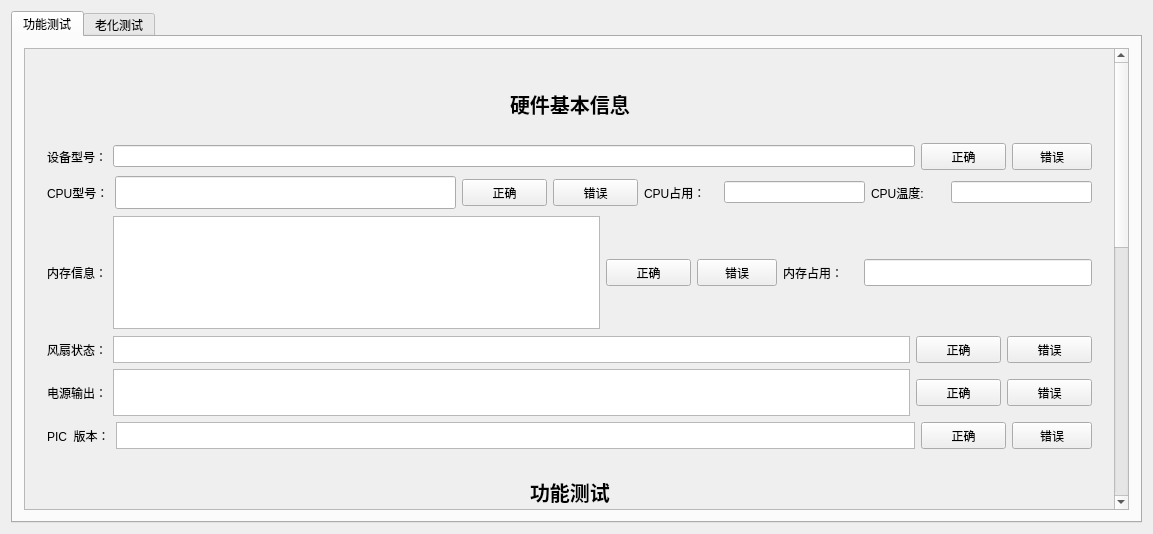
Old version of the form jw-test-tool-new/widget.ui in the repository github188/test.
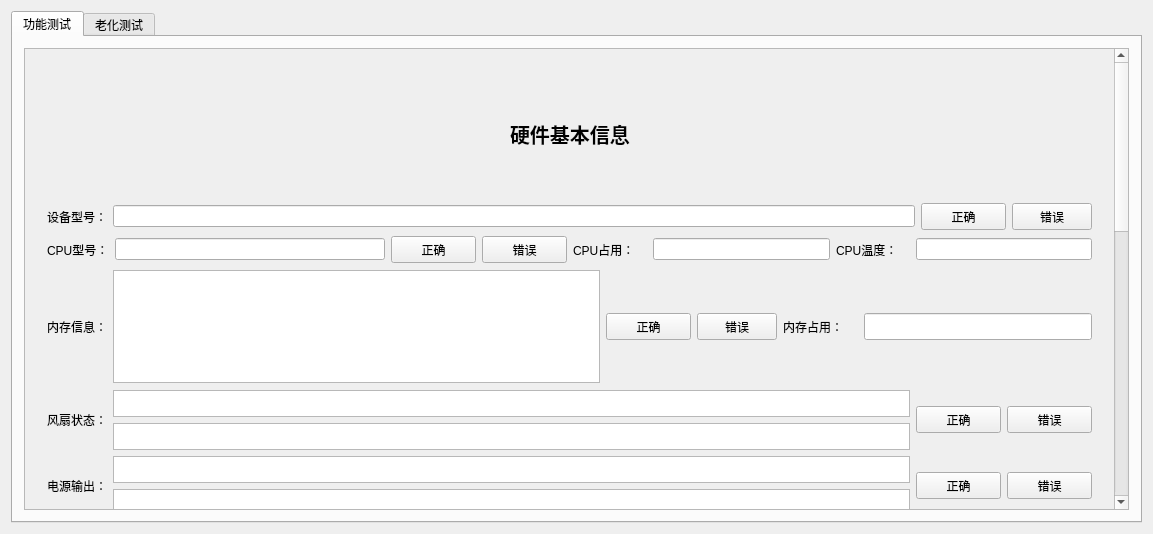
New version of the form.

What changed in the file:
```diff
--- a/jw-test-tool-new/widget.ui
+++ b/jw-test-tool-new/widget.ui
@@ -44,7 +44,7 @@
             <x>0</x>
             <y>0</y>
             <width>1098</width>
-            <height>1074</height>
+            <height>1174</height>
            </rect>
           </property>
           <layout class="QVBoxLayout" name="verticalLayout_4">
@@ -53,10 +53,10 @@
              <property name="minimumSize">
               <size>
                <width>950</width>
-               <height>400</height>
+               <height>500</height>
               </size>
              </property>
-             <layout class="QVBoxLayout" name="verticalLayout_2">
+             <layout class="QVBoxLayout" name="verticalLayout_9">
               <item>
                <layout class="QHBoxLayout" name="horizontalLayout_11">
                 <item>
@@ -160,9 +160,11 @@
                </layout>
               </item>
               <item>
-               <layout class="QHBoxLayout" name="horizontalLayout_3">
+               <layout class="QHBoxLayout" name="horizontalLayout_4">
                 <item>
-                 <layout class="QHBoxLayout" name="horizontalLayout_2">
+                 <layout class="QHBoxLayout" name="horizontalLayout_8">
+                  <item>
+                   <layout class="QHBoxLayout" name="horizontalLayout_9">
                   <item>
                    <widget class="QLabel" name="label_6">
                     <property name="text">
@@ -178,22 +180,12 @@
                     <property name="enabled">
                      <bool>true</bool>
                     </property>
-                    <property name="minimumSize">
-                     <size>
-                      <width>341</width>
-                      <height>33</height>
-                     </size>
-                    </property>
-                    <property name="maximumSize">
-                     <size>
-                      <width>341</width>
-                      <height>33</height>
-                     </size>
-                    </property>
                     <property name="readOnly">
                      <bool>true</bool>
                     </property>
                    </widget>
+                    </item>
+                   </layout>
                   </item>
                   <item>
                    <layout class="QHBoxLayout" name="horizontalLayout_10">
@@ -240,7 +232,7 @@
                  </layout>
                 </item>
                 <item>
-                 <layout class="QHBoxLayout" name="horizontalLayout">
+                 <layout class="QHBoxLayout" name="horizontalLayout_3">
                   <item>
                    <widget class="QLabel" name="label_10">
                     <property name="minimumSize">
@@ -282,7 +274,7 @@
                      </size>
                     </property>
                     <property name="text">
-                     <string>CPU温度:</string>
+                     <string>CPU温度：</string>
                     </property>
                    </widget>
                   </item>
@@ -408,9 +400,7 @@
                </layout>
               </item>
               <item>
-               <layout class="QHBoxLayout" name="horizontalLayout_27">
-                <item>
-                 <layout class="QHBoxLayout" name="horizontalLayout_28">
+               <layout class="QHBoxLayout" name="horizontalLayout">
                   <item>
                    <widget class="QLabel" name="label_13">
                     <property name="text">
@@ -419,6 +409,8 @@
                    </widget>
                   </item>
                   <item>
+                 <layout class="QVBoxLayout" name="verticalLayout_2">
+                  <item>
                    <widget class="QTextEdit" name="textEdit_4">
                     <property name="minimumSize">
                      <size>
@@ -437,6 +429,25 @@
                     </property>
                    </widget>
                   </item>
+                  <item>
+                   <widget class="QTextEdit" name="textEdit_7">
+                    <property name="minimumSize">
+                     <size>
+                      <width>0</width>
+                      <height>27</height>
+                     </size>
+                    </property>
+                    <property name="maximumSize">
+                     <size>
+                      <width>16777215</width>
+                      <height>27</height>
+                     </size>
+                    </property>
+                    <property name="readOnly">
+                     <bool>true</bool>
+                    </property>
+                   </widget>
+                  </item>
                  </layout>
                 </item>
                 <item>
@@ -484,9 +495,7 @@
                </layout>
               </item>
               <item>
-               <layout class="QHBoxLayout" name="horizontalLayout_30">
-                <item>
-                 <layout class="QHBoxLayout" name="horizontalLayout_31">
+               <layout class="QHBoxLayout" name="horizontalLayout_2">
                   <item>
                    <widget class="QLabel" name="label_14">
                     <property name="text">
@@ -495,17 +504,38 @@
                    </widget>
                   </item>
                   <item>
-                   <widget class="QTextEdit" name="textEdit_5">
+                 <layout class="QVBoxLayout" name="verticalLayout_8">
+                  <item>
+                   <widget class="QTextEdit" name="textEdit_8">
                     <property name="minimumSize">
                      <size>
                       <width>0</width>
-                      <height>47</height>
+                      <height>27</height>
                      </size>
                     </property>
                     <property name="maximumSize">
                      <size>
                       <width>16777215</width>
-                      <height>47</height>
+                      <height>27</height>
+                     </size>
+                    </property>
+                    <property name="readOnly">
+                     <bool>true</bool>
+                    </property>
+                   </widget>
+                  </item>
+                  <item>
+                   <widget class="QTextEdit" name="textEdit_9">
+                    <property name="minimumSize">
+                     <size>
+                      <width>0</width>
+                      <height>27</height>
+                     </size>
+                    </property>
+                    <property name="maximumSize">
+                     <size>
+                      <width>16777215</width>
+                      <height>27</height>
                      </size>
                     </property>
                     <property name="readOnly">
```
Lines whose indentation alone changed are shown as unchanged.
